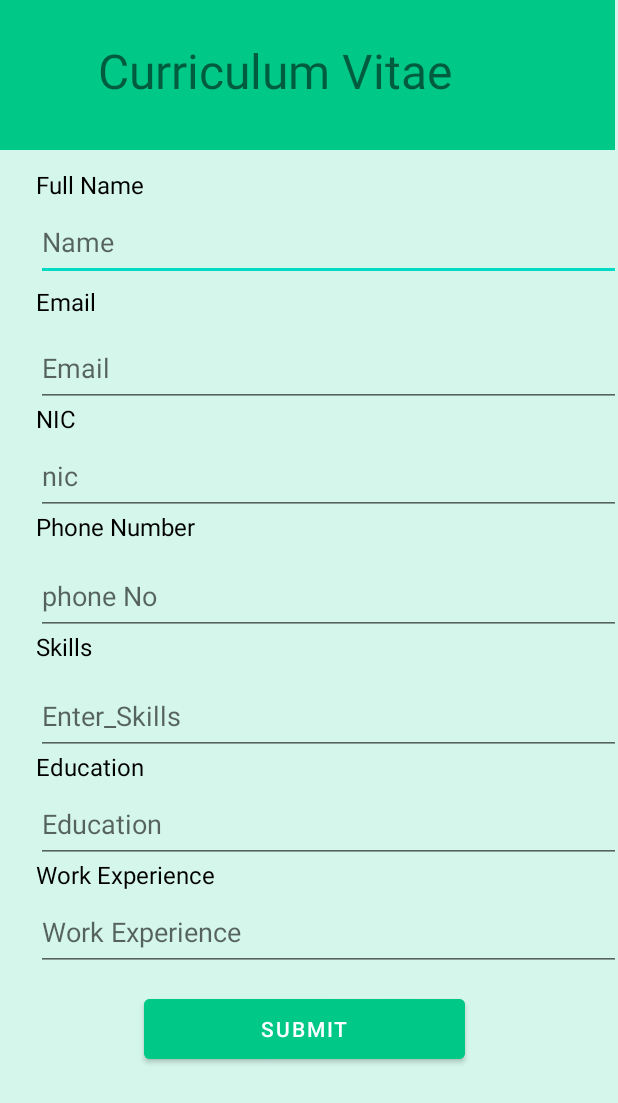
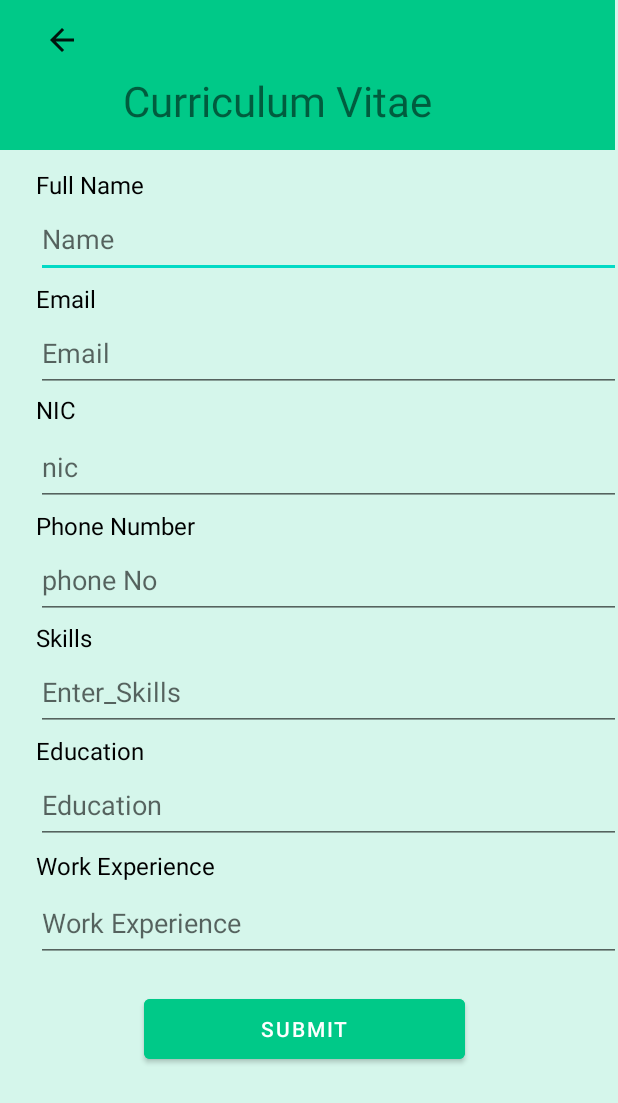
Before and after one commit to it21279898/Job, an Android app: the cvApplication screen opened directly, with no data from a screen before it, on a phone screen of 412 x 824 dp. Shown: the top 1103 px of the screen. Run offline under Robolectric (Android 15) with nearby library versions, the phone set to English and light mode, and no system bars; our stand-ins replace Firebase (no records; nobody signed in at launch, a user with empty details on screens opened directly).

Commit message:
update cv

```diff
--- a/app/src/main/AndroidManifest.xml
+++ b/app/src/main/AndroidManifest.xml
@@ -104,5 +104,6 @@
                 <category android:name="android.intent.category.LAUNCHER" />
             </intent-filter>
         </activity>
+
     </application>
 </manifest>
--- a/app/src/main/java/com/example/job/CvDetails.kt
+++ b/app/src/main/java/com/example/job/CvDetails.kt
@@ -42,7 +42,7 @@ class CvDetails : AppCompatActivity() {
 
         btnDeleteS.setOnClickListener {
             deleteRecord(
-                intent.getStringExtra("tvIds").toString()
+                intent.getStringExtra("cvId").toString()
             )
         }
     }
@@ -80,7 +80,7 @@ class CvDetails : AppCompatActivity() {
         val mTask = dbRef.removeValue()
 
         mTask.addOnSuccessListener {
-            Toast.makeText(this, "User data deleted", Toast.LENGTH_LONG).show()
+            Toast.makeText(this, "CV data deleted", Toast.LENGTH_LONG).show()
 
             val intent = Intent(this, CvFetchData::class.java)
             finish()
@@ -92,7 +92,7 @@ class CvDetails : AppCompatActivity() {
 
     private fun openUpdateDialog(
         cvId : String,
-        CvName : String
+        name: String
     ){
         val mDialog = AlertDialog.Builder(this)
         val inflater = layoutInflater
--- a/app/src/main/java/com/example/job/CvFetchData.kt
+++ b/app/src/main/java/com/example/job/CvFetchData.kt
@@ -59,8 +59,8 @@ class CvFetchData : AppCompatActivity() {
                             intent.putExtra("name", cvList[position].name)
                             intent.putExtra("email", cvList[position].email)
                             intent.putExtra("nic", cvList[position].nic)
-                            intent.putExtra("phoneNo", cvList[position].phone)
-                            intent.putExtra("skill", cvList[position].skills)
+                            intent.putExtra("phone", cvList[position].phone)
+                            intent.putExtra("skills", cvList[position].skills)
                             intent.putExtra("education", cvList[position].education)
                             intent.putExtra("work", cvList[position].work)
 
--- /dev/null
+++ b/app/src/main/res/drawable/baseline_job_apply.xml
@@ -0,0 +1,5 @@
+<vector android:height="24dp" android:tint="#807C7C"
+    android:viewportHeight="24" android:viewportWidth="24"
+    android:width="24dp" xmlns:android="http://schemas.android.com/apk/res/android">
+    <path android:fillColor="@android:color/white" android:pathData="M9,11.24V7.5C9,6.12 10.12,5 11.5,5S14,6.12 14,7.5v3.74c1.21,-0.81 2,-2.18 2,-3.74C16,5.01 13.99,3 11.5,3S7,5.01 7,7.5C7,9.06 7.79,10.43 9,11.24zM18.84,15.87l-4.54,-2.26c-0.17,-0.07 -0.35,-0.11 -0.54,-0.11H13v-6C13,6.67 12.33,6 11.5,6S10,6.67 10,7.5v10.74c-3.6,-0.76 -3.54,-0.75 -3.67,-0.75c-0.31,0 -0.59,0.13 -0.79,0.33l-0.79,0.8l4.94,4.94C9.96,23.83 10.34,24 10.75,24h6.79c0.75,0 1.33,-0.55 1.44,-1.28l0.75,-5.27c0.01,-0.07 0.02,-0.14 0.02,-0.2C19.75,16.63 19.37,16.09 18.84,15.87z"/>
+</vector>
--- a/app/src/main/res/layout/activity_cv_application.xml
+++ b/app/src/main/res/layout/activity_cv_application.xml
@@ -16,15 +16,26 @@
         tools:layout_editor_absoluteX="0dp"
         tools:layout_editor_absoluteY="-2dp">
 
+        <ImageButton
+            android:id="@+id/backBtn"
+            android:layout_width="62dp"
+            android:layout_height="49dp"
+            android:layout_marginStart="10dp"
+            android:layout_marginTop="2dp"
+            android:layout_marginEnd="10dp"
+            android:background="@android:color/transparent"
+            android:contentDescription="@string/todo2"
+            android:padding="5dp"
+            android:src="@drawable/baseline_arrow_back_24" />
+
         <TextView
             android:id="@+id/textViewS"
             android:layout_width="wrap_content"
-            android:layout_height="64dp"
-            android:layout_marginStart="65dp"
-            android:layout_marginTop="25dp"
+            android:layout_height="wrap_content"
+            android:layout_marginTop="48dp"
             android:text="Curriculum Vitae"
             android:textAlignment="center"
-            android:textSize="32sp" />
+            android:textSize="28sp" />
 
     </LinearLayout>
 
@@ -45,7 +56,7 @@
         android:layout_width="390dp"
         android:layout_height="51dp"
         android:layout_marginStart="24dp"
-        android:layout_marginTop="136dp"
+        android:layout_marginTop="134dp"
         android:ems="10"
         android:hint="Name"
         android:inputType="textPersonName"
@@ -57,7 +68,7 @@
         android:layout_width="wrap_content"
         android:layout_height="wrap_content"
         android:layout_marginStart="24dp"
-        android:layout_marginTop="190dp"
+        android:layout_marginTop="188dp"
         android:text="Email"
         android:textColor="@color/black"
         android:textSize="16sp"
@@ -69,7 +80,7 @@
         android:layout_width="390dp"
         android:layout_height="51dp"
         android:layout_marginStart="24dp"
-        android:layout_marginTop="220dp"
+        android:layout_marginTop="210dp"
         android:ems="10"
         android:hint="Email"
         android:inputType="textPersonName"
@@ -81,7 +92,7 @@
         android:layout_width="wrap_content"
         android:layout_height="wrap_content"
         android:layout_marginStart="24dp"
-        android:layout_marginTop="268dp"
+        android:layout_marginTop="262dp"
         android:text="NIC"
         android:textColor="@color/black"
         android:textSize="16sp"
@@ -93,7 +104,7 @@
         android:layout_width="390dp"
         android:layout_height="51dp"
         android:layout_marginStart="24dp"
-        android:layout_marginTop="292dp"
+        android:layout_marginTop="286dp"
         android:ems="10"
         android:hint="nic"
         android:inputType="textPersonName"
@@ -105,7 +116,7 @@
         android:layout_width="wrap_content"
         android:layout_height="wrap_content"
         android:layout_marginStart="24dp"
-        android:layout_marginTop="340dp"
+        android:layout_marginTop="339dp"
         android:text="Phone Number"
         android:textColor="@color/black"
         android:textSize="16sp"
@@ -117,7 +128,7 @@
         android:layout_width="390dp"
         android:layout_height="51dp"
         android:layout_marginStart="24dp"
-        android:layout_marginTop="372dp"
+        android:layout_marginTop="361dp"
         android:ems="10"
         android:hint="phone No"
         android:inputType="textPersonName"
@@ -129,7 +140,7 @@
         android:layout_width="wrap_content"
         android:layout_height="wrap_content"
         android:layout_marginStart="24dp"
-        android:layout_marginTop="420dp"
+        android:layout_marginTop="414dp"
         android:text="Skills"
         android:textColor="@color/black"
         android:textSize="16sp"
@@ -141,7 +152,7 @@
         android:layout_width="390dp"
         android:layout_height="51dp"
         android:layout_marginStart="24dp"
-        android:layout_marginTop="452dp"
+        android:layout_marginTop="436dp"
         android:ems="10"
         android:hint="Enter_Skills"
         android:inputType="textPersonName"
@@ -153,7 +164,7 @@
         android:layout_width="wrap_content"
         android:layout_height="wrap_content"
         android:layout_marginStart="24dp"
-        android:layout_marginTop="500dp"
+        android:layout_marginTop="489dp"
         android:text="Education"
         android:textColor="@color/black"
         android:textSize="16sp"
@@ -165,7 +176,7 @@
         android:layout_width="390dp"
         android:layout_height="51dp"
         android:layout_marginStart="24dp"
-        android:layout_marginTop="524dp"
+        android:layout_marginTop="511dp"
         android:ems="10"
         android:hint="Education"
         android:inputType="textPersonName"
@@ -177,7 +188,7 @@
         android:layout_width="wrap_content"
         android:layout_height="wrap_content"
         android:layout_marginStart="24dp"
-        android:layout_marginTop="572dp"
+        android:layout_marginTop="566dp"
         android:text="Work Experience"
         android:textColor="@color/black"
         android:textSize="16sp"
@@ -189,7 +200,7 @@
         android:layout_width="390dp"
         android:layout_height="51dp"
         android:layout_marginStart="24dp"
-        android:layout_marginTop="596dp"
+        android:layout_marginTop="590dp"
         android:ems="10"
         android:hint="Work Experience"
         android:inputType="textPersonName"
```
Also changed, not shown: app/src/main/java/com/example/job/cvApplication.kt (+52 -0 lines), app/src/main/res/layout/activity_all_categories.xml (+11 -11 lines), app/src/main/res/layout/activity_cv_application_home.xml (+14 -5 lines), app/src/main/res/layout/activity_navhome.xml (+4 -4 lines), app/src/main/res/layout/cv_update_details.xml (+8 -8 lines).
